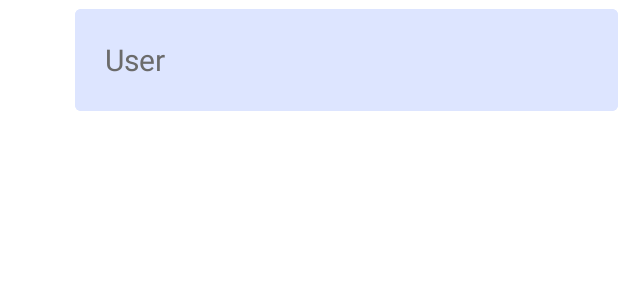
After one commit to sogood99/anyAPP, an Android app: the layout item_user.xml on its own in the app's theme, with its tools: preview values and no code run, on a phone screen of 412 x 824 dp. The commit adds this screen. Shown: the top 300 px of the screen. Run offline under Robolectric (Android 15) with nearby library versions, the phone set to English and light mode, and no system bars.

Commit message:
Template for LikedUser in TweetDetail

```diff
--- a/app/build.gradle
+++ b/app/build.gradle
@@ -47,7 +47,7 @@ dependencies {
     implementation 'androidx.recyclerview:recyclerview:1.2.1'
     implementation "androidx.swiperefreshlayout:swiperefreshlayout:1.1.0"
     implementation 'com.squareup.picasso:picasso:2.8'
-    implementation 'com.google.android.exoplayer:exoplayer:2.17.1'
+    implementation 'com.google.android.exoplayer:exoplayer:2.18.0'
     implementation 'com.squareup.retrofit2:retrofit:2.9.0'
     implementation 'com.squareup.retrofit2:converter-gson:2.9.0'
     implementation 'commons-io:commons-io:2.11.0'
--- /dev/null
+++ b/app/src/main/res/layout/item_user.xml
@@ -0,0 +1,29 @@
+<?xml version="1.0" encoding="utf-8"?>
+<LinearLayout xmlns:android="http://schemas.android.com/apk/res/android"
+    xmlns:app="http://schemas.android.com/apk/res-auto"
+    android:layout_width="match_parent"
+    android:layout_height="wrap_content"
+    android:gravity="center"
+    android:orientation="horizontal"
+    android:paddingLeft="20dp">
+
+    <com.google.android.material.imageview.ShapeableImageView
+        android:id="@+id/userMenuIcon"
+        android:layout_width="30dp"
+        android:layout_height="30dp"
+        app:shapeAppearanceOverlay="@style/ShapeAppearanceOverlay.App.CornerSize50Percent" />
+
+    <com.google.android.material.button.MaterialButton
+        android:id="@+id/userMenuButton"
+        style="@style/Widget.MaterialComponents.Button.TextButton"
+        android:layout_width="match_parent"
+        android:layout_height="80dp"
+        android:backgroundTint="@color/slight_light_blue"
+        android:gravity="center|left"
+        android:paddingLeft="20dp"
+        android:text="User"
+        android:textAppearance="@style/TextAppearance.Material3.TitleLarge"
+        android:textColor="@color/icon_color"
+        android:textSize="20sp" />
+
+</LinearLayout>
```
Also changed, not shown: app/src/main/java/com/example/anyapp/feed/TweetDetail.kt (+49 -12 lines), app/src/main/res/layout/activity_tweet_detail.xml (+16 -2 lines).
